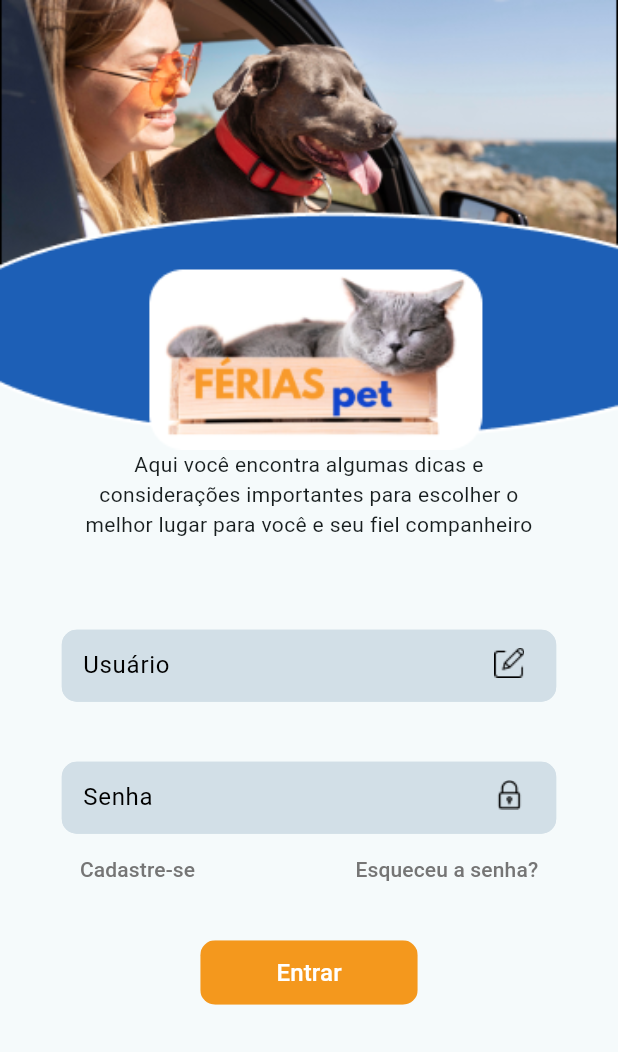
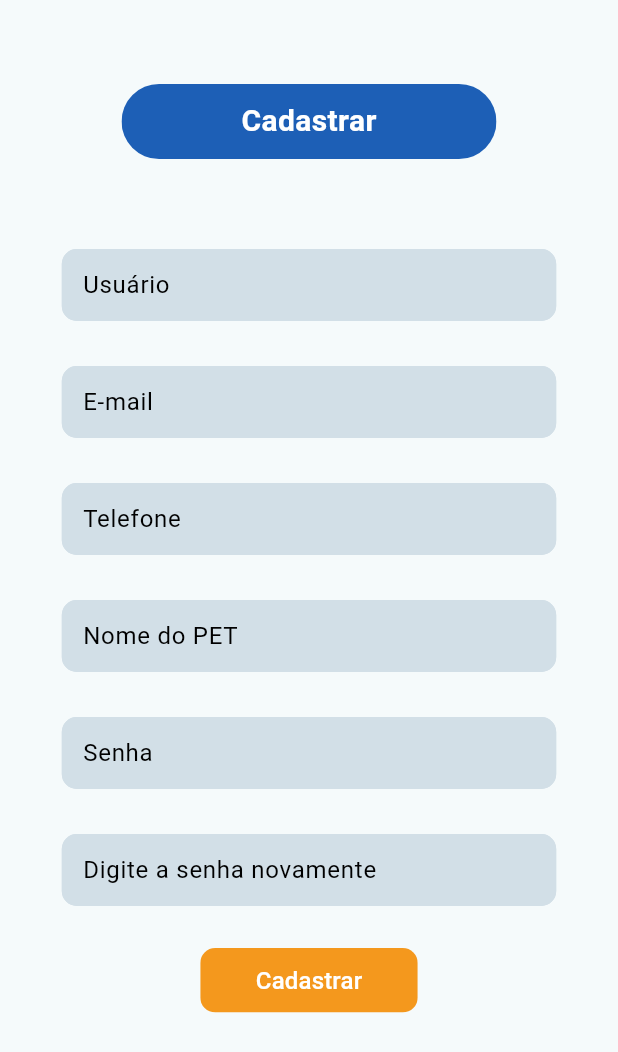
Before and after one commit to Anndrei87/FeriasPet, a Flutter app: the screen it shows after launch, after a tap on "Cadastre-se", on a phone screen of 412 x 824 dp. Shown: the top 1052 px of the screen. Run offline on Flutter 3.47's test engine with Material 3 defaults, Android fonts, the phone set to English and light mode, and no system bars.

Commit message:
feat: done app

```diff
--- a/ferias_pet/lib/src/modules/login/login_page.dart
+++ b/ferias_pet/lib/src/modules/login/login_page.dart
@@ -1,6 +1,8 @@
 import 'package:ferias_pet/src/core/constants/constants.dart';
 import 'package:ferias_pet/src/components/text_field_custom_widget.dart';
 import 'package:ferias_pet/src/modules/initial_page.dart';
+import 'package:ferias_pet/src/modules/recovery-password/recovery_password_page.dart';
+import 'package:ferias_pet/src/modules/signup/singup_page.dart';
 import 'package:ferias_pet/src/providers/app_provider.dart';
 import 'package:flutter/material.dart';
 import 'package:provider/provider.dart';
@@ -49,14 +51,28 @@ class LoginPage extends StatelessWidget {
                   mainAxisAlignment: MainAxisAlignment.spaceBetween,
                   children: [
                     TextButton(
-                      onPressed: () {},
+                      onPressed: () {
+                        Navigator.pushReplacement(
+                          context,
+                          MaterialPageRoute(
+                            builder: (context) => const SingUpPage(),
+                          ),
+                        );
+                      },
                       child: Text(
                         'Cadastre-se',
                         style: TextStyle(color: Colors.grey[600]),
                       ),
                     ),
                     TextButton(
-                      onPressed: () {},
+                      onPressed: () {
+                        Navigator.pushReplacement(
+                          context,
+                          MaterialPageRoute(
+                            builder: (context) => const RecoveryPasswordPage(),
+                          ),
+                        );
+                      },
                       child: Text(
                         'Esqueceu a senha?',
                         style: TextStyle(color: Colors.grey[600]),
--- a/ferias_pet/lib/src/modules/search/widgets/list_component.dart
+++ b/ferias_pet/lib/src/modules/search/widgets/list_component.dart
@@ -12,7 +12,7 @@ class ListContainerComponent extends StatelessWidget {
   Widget build(BuildContext context) {
     return Container(
         padding: const EdgeInsets.only(left: 12, right: 12, top: 10),
-        height: 550,
+        height: 555,
         child: ListView.builder(
             itemCount: ConstantsApp.listMock.length,
             scrollDirection: Axis.vertical,
--- /dev/null
+++ b/ferias_pet/lib/src/modules/signup/singup_page.dart
@@ -0,0 +1,107 @@
+import 'package:ferias_pet/src/components/text_field_custom_widget.dart';
+import 'package:ferias_pet/src/modules/initial_page.dart';
+import 'package:ferias_pet/src/modules/login/login_page.dart';
+import 'package:ferias_pet/src/modules/search/widgets/list_component.dart';
+import 'package:ferias_pet/src/providers/app_provider.dart';
+import 'package:flutter/material.dart';
+import 'package:provider/provider.dart';
+
+class SingUpPage extends StatefulWidget {
+  const SingUpPage({super.key});
+
+  @override
+  State<SingUpPage> createState() => _SingUpPageState();
+}
+
+class _SingUpPageState extends State<SingUpPage> {
+  @override
+  Widget build(BuildContext context) {
+    return Scaffold(
+      appBar: AppBar(),
+      body: SingleChildScrollView(
+        child: SizedBox(
+          width: double.maxFinite,
+          child: Column(
+            mainAxisAlignment: MainAxisAlignment.center,
+            children: [
+              ClipRRect(
+                borderRadius: BorderRadius.circular(30),
+                child: Container(
+                  alignment: Alignment.center,
+                  width: 250,
+                  height: 50,
+                  color: const Color(0xff1D5FB6),
+                  child: const Text(
+                    'Cadastrar',
+                    style: TextStyle(
+                        fontSize: 20,
+                        fontWeight: FontWeight.bold,
+                        color: Colors.white),
+                  ),
+                ),
+              ),
+              const SizedBox(height: 30),
+              const TextFormCustom(
+                label: 'Usuário',
+                hintText: 'Insira o nome do usuário',
+                padding: 30,
+              ),
+              const TextFormCustom(
+                label: 'E-mail',
+                hintText: 'Insira o email do usuário',
+                padding: 30,
+              ),
+              const TextFormCustom(
+                label: 'Telefone',
+                hintText: 'Insira o telefone do usuário',
+                padding: 30,
+              ),
+              const TextFormCustom(
+                label: 'Nome do PET',
+                hintText: 'Insira o nome do Pet',
+                padding: 30,
+              ),
+              const TextFormCustom(
+                label: 'Senha',
+                hintText: 'Insira a senha do usuário',
+                padding: 30,
+              ),
+              const TextFormCustom(
+                label: 'Digite a senha novamente',
+                hintText: 'Insira a senha do usuário',
+                padding: 30,
+              ),
+              Padding(
+                padding: const EdgeInsets.only(top: 20),
+                child: TextButton(
+                  onPressed: () {
+                    Navigator.pushReplacement(
+                        context,
+                        MaterialPageRoute(
+                            builder: (context) => const LoginPage()));
+                  },
+                  child: ClipRRect(
+                    borderRadius: const BorderRadius.all(Radius.circular(10)),
+                    child: Container(
+                      alignment: Alignment.center,
+                      width: 145,
+                      padding: const EdgeInsets.fromLTRB(30, 10, 30, 10),
+                      color: const Color(0xffF4981D),
+                      child: const Text(
+                        "Cadastrar",
+                        style: TextStyle(
+                          fontSize: 16,
+                          color: Colors.white,
+                        ),
+                      ),
+                    ),
+                  ),
+                ),
+              ),
+            ],
+          ),
+        ),
+      ),
+    );
+  }
+}
```
Also changed, not shown: ferias_pet/lib/src/modules/favorites/favorite_page.dart (added, +53 -0 lines), ferias_pet/lib/src/modules/home/home_page.dart (+14 -8 lines), ferias_pet/lib/src/modules/recovery-password/recovery_password_page.dart (added, +88 -0 lines), ferias_pet/lib/src/modules/suport/suport_result.dart (+4 -4 lines).
